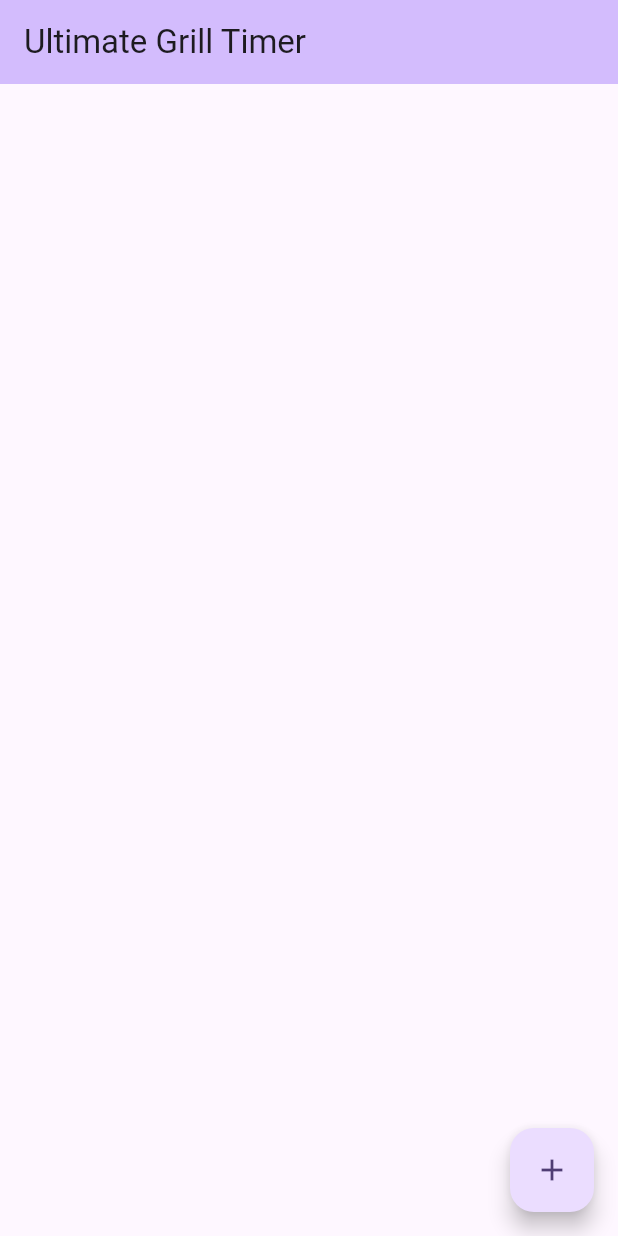
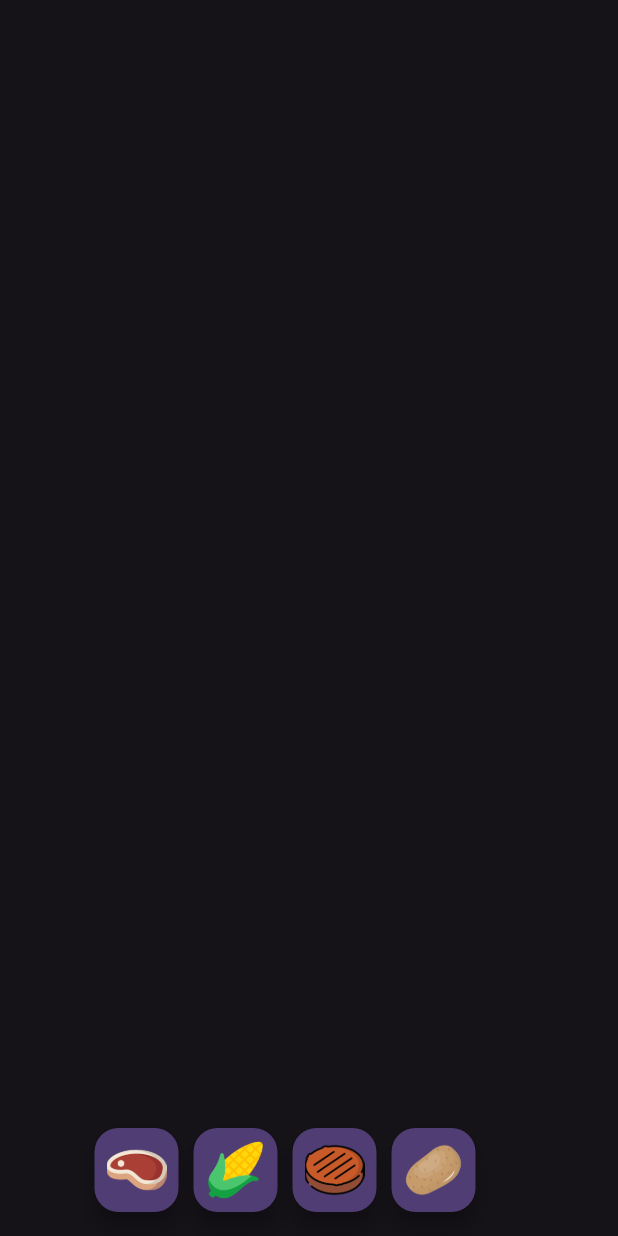
Before and after one commit to frankjoshua/ultimate_grill_timer, a Flutter app: the screen it shows after launch, on a phone screen of 412 x 824 dp. Run offline on Flutter 3.47's test engine with Material 3 defaults, Android fonts, the phone set to English and light mode, and no system bars; our stand-ins replace flutter_riverpod.

Commit message:
Added food icons

```diff
--- a/lib/main.dart
+++ b/lib/main.dart
@@ -1,10 +1,9 @@
 import 'package:flutter/material.dart';
 import 'package:flutter_riverpod/flutter_riverpod.dart';
-import 'package:ultimate_grill_timer/providers/timers_provider.dart';
+import 'package:ultimate_grill_timer/views/add_grill_item_button_row.dart';
 import 'package:ultimate_grill_timer/views/timer_list.dart';
 
 import 'managers/timer_manager.dart';
-import 'models/grill_timer.dart';
 
 void main() {
   runApp(const ProviderScope(child: MyApp()));
@@ -20,7 +19,7 @@ class MyApp extends StatelessWidget {
       child: MaterialApp(
         title: 'Ultimate Grill Timer',
         theme: ThemeData(
-          colorScheme: ColorScheme.fromSeed(seedColor: Colors.deepPurple),
+          colorScheme: ColorScheme.fromSeed(brightness: Brightness.dark, seedColor: Colors.deepPurple),
           useMaterial3: true,
         ),
         home: const MyHomePage(title: 'Ultimate Grill Timer'),
@@ -42,18 +41,10 @@ class MyHomePage extends ConsumerStatefulWidget {
 
 class _MyHomePageState extends ConsumerState<MyHomePage> {
 
-  void _addTimer() {
-    ref.read(timersProvider.notifier).addTimer(GrillTimer(startTime: DateTime.now()));
-  }
-
   @override
   Widget build(BuildContext context) {
-    return Scaffold(
-      appBar: AppBar(
-        backgroundColor: Theme.of(context).colorScheme.inversePrimary,
-        title: Text(widget.title),
-      ),
-      body: const Center(
+    return const Scaffold(
+      body: Center(
         child: Column(
           mainAxisAlignment: MainAxisAlignment.center,
           children: <Widget>[
@@ -61,11 +52,7 @@ class _MyHomePageState extends ConsumerState<MyHomePage> {
           ],
         ),
       ),
-      floatingActionButton: FloatingActionButton(
-        onPressed: _addTimer,
-        tooltip: 'Add Timer',
-        child: const Icon(Icons.add),
-      ), // This trailing comma makes auto-formatting nicer for build methods.
+      floatingActionButton: AddGrillItemButtonRow(), // This trailing comma makes auto-formatting nicer for build methods.
     );
   }
 }
--- a/lib/managers/timer_manager.dart
+++ b/lib/managers/timer_manager.dart
@@ -2,7 +2,7 @@ import 'package:flutter/widgets.dart';
 import 'package:flutter_riverpod/flutter_riverpod.dart';
 import 'dart:async';
 
-import '../providers/timers_provider.dart';
+import '../providers/grill_items_provider.dart';
 
 class TimerManager extends ConsumerStatefulWidget {
   const TimerManager({super.key, required this.child});
@@ -31,7 +31,7 @@ class TimerManagerState extends ConsumerState<TimerManager> {
   }
 
   void _updateTimers() {
-    ref.read(timersProvider.notifier).refresh();
+    ref.read(grillItemsProvider.notifier).refresh();
     // Read the timers from the provider
     // List<GrillTimer> timers = ref.read(timersProvider);
     //
--- /dev/null
+++ b/lib/models/grill_item.dart
@@ -0,0 +1,8 @@
+import 'package:ultimate_grill_timer/models/grill_timer.dart';
+
+class GrillItem {
+  final GrillTimer timer;
+  final String image;
+
+  GrillItem({required this.timer, required this.image});
+}
--- a/lib/providers/timers_provider.dart
+++ /dev/null
@@ -1,24 +0,0 @@
-import 'package:flutter_riverpod/flutter_riverpod.dart';
-
-import '../models/grill_timer.dart';
-
-final timersProvider = StateNotifierProvider<TimersProvider, List<GrillTimer>>((ref) {
-  return TimersProvider();
-});
-
-
-class TimersProvider extends StateNotifier<List<GrillTimer>> {
-  TimersProvider() : super([]);
-
-  void addTimer(GrillTimer timer) {
-    state = [...state, timer];
-  }
-
-  void removeTimer(GrillTimer timer) {
-    state = [...state]..remove(timer);
-  }
-
-  void refresh() {
-    state = List.from(state);
-  }
-}
--- /dev/null
+++ b/lib/views/add_grill_item_button_row.dart
@@ -0,0 +1,70 @@
+import 'package:flutter/material.dart';
+import 'package:flutter_riverpod/flutter_riverpod.dart';
+
+import '../models/grill_item.dart';
+import '../models/grill_timer.dart';
+import '../providers/grill_items_provider.dart';
+
+class AddGrillItemButtonRow extends ConsumerStatefulWidget {
+  const AddGrillItemButtonRow({Key? key}) : super(key: key);
+
+  @override
+  ConsumerState<ConsumerStatefulWidget> createState() {
+    return _AddGrillItemButtonRowState();
+  }
+}
+
+class _AddGrillItemButtonRowState extends ConsumerState<AddGrillItemButtonRow> {
+
+  void _addTimer(String image) {
+    final grillItem = GrillItem(
+        timer: GrillTimer(startTime: DateTime.now()),
+        image: image
+    );
+    ref.read(grillItemsProvider.notifier).addGrillItem(grillItem);
+  }
+
+  @override
+  Widget build(BuildContext context) {
+    return Row(
+      mainAxisAlignment: MainAxisAlignment.center,
+      children: [
+        FloatingActionButton(
+          onPressed: () { _addTimer('assets/images/meat.png'); },
+          tooltip: 'Add Timer',
+          child: Padding(
+            padding: const EdgeInsets.all(8.0),
+            child: Image.asset('assets/images/meat.png'),
+          ),
+        ),
+        const SizedBox(width: 10),
+        FloatingActionButton(
+          onPressed: () { _addTimer('assets/images/corn.png'); },
+          tooltip: 'Add Timer',
+          child: Padding(
+            padding: const EdgeInsets.all(8.0),
+            child: Image.asset('assets/images/corn.png'),
+          ),
+        ),
+        const SizedBox(width: 10),
+        FloatingActionButton(
+          onPressed: () { _addTimer('assets/images/burger.png'); },
+          tooltip: 'Add Timer',
+          child: Padding(
+            padding: const EdgeInsets.all(8.0),
+            child: Image.asset('assets/images/burger.png'),
+          ),
+        ),
+        const SizedBox(width: 10),
+        FloatingActionButton(
+          onPressed: () { _addTimer('assets/images/potato.png'); },
+          tooltip: 'Add Timer',
+          child: Padding(
+            padding: const EdgeInsets.all(8.0),
+            child: Image.asset('assets/images/potato.png'),
+          ),
+        ),
+      ],
+    );
+  }
+}
--- a/pubspec.yaml
+++ b/pubspec.yaml
@@ -60,7 +60,8 @@ flutter:
   uses-material-design: true
 
   # To add assets to your application, add an assets section, like this:
-  # assets:
+  assets:
+    - assets/images/
   #   - images/a_dot_burr.jpeg
   #   - images/a_dot_ham.jpeg
 
```
Also changed, not shown: lib/providers/grill_items_provider.dart (added, +25 -0 lines), lib/views/timer_list.dart (+15 -10 lines), assets/images/burger.png (added), assets/images/corn.png (added), assets/images/meat.png (added), assets/images/potato.png (added), 1 other file.
